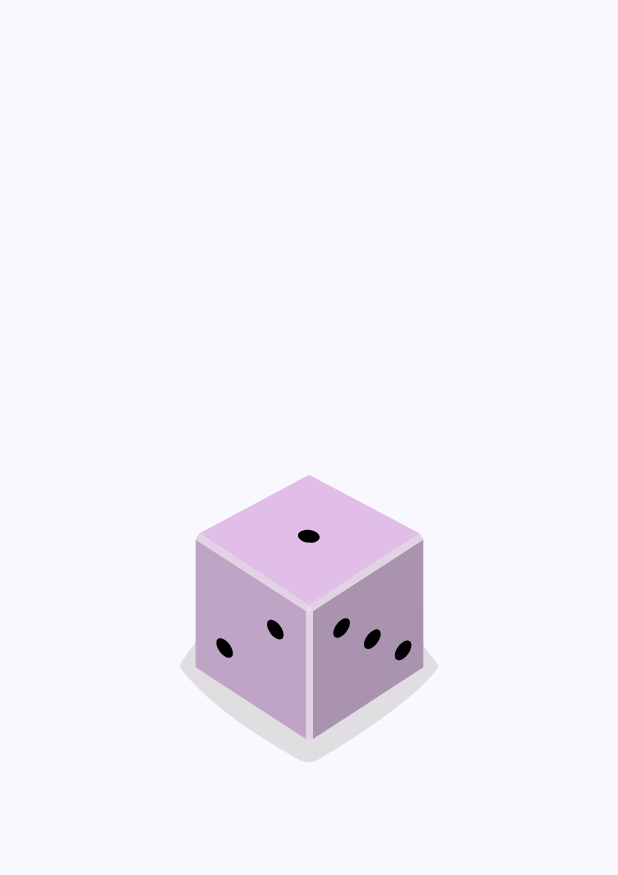
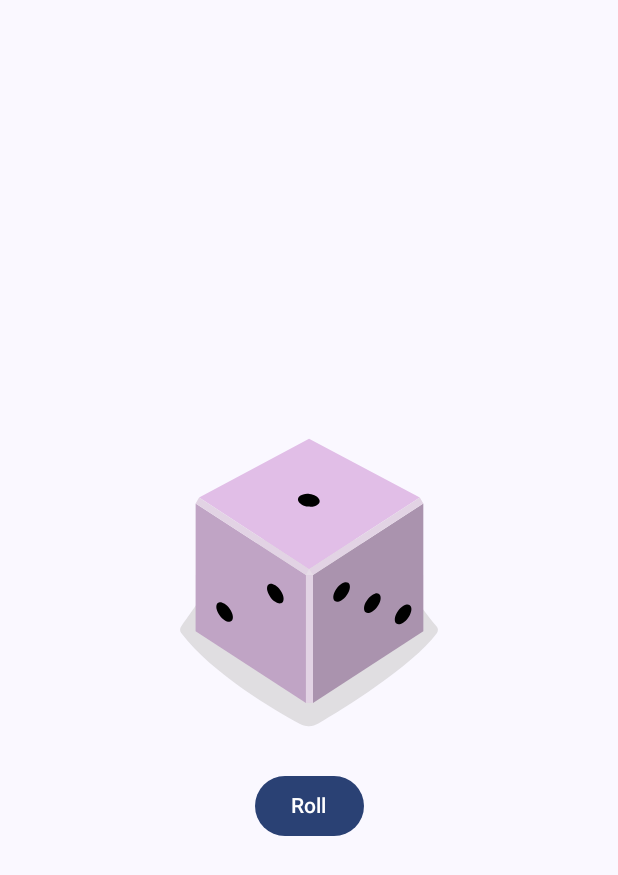
Before and after one commit to Lotsoo/dice-roller-app, an Android app built with Jetpack Compose: the screen it shows after launch (MainActivity), on a phone screen of 412 x 824 dp. Shown: the top 875 px of the screen. Run offline under Robolectric (Android 15) with nearby library versions, the phone set to English and light mode, and no system bars.

Commit message:
feat(button): added compose button

```diff
--- a/app/src/main/java/com/example/dicerollerapp/MainActivity.kt
+++ b/app/src/main/java/com/example/dicerollerapp/MainActivity.kt
@@ -53,6 +53,9 @@ fun DiceWithButtonAndImage(modifier: Modifier = Modifier) {
         verticalArrangement = Arrangement.Center
     ) {
         Image(painter = painterResource(id = R.drawable.dice_1), contentDescription = "1")
+        Button(onClick = { /*TODO*/ }) {
+            Text(text = stringResource(id = R.string.roll))
+        }
     }
 }
 
--- a/app/src/main/res/values/strings.xml
+++ b/app/src/main/res/values/strings.xml
@@ -1,3 +1,4 @@
 <resources>
     <string name="app_name">Dice Roller App</string>
+    <string name="roll">Roll</string>
 </resources>
```
